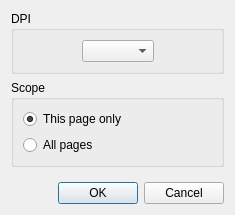
Old version of the form filters/output/ui/OutputChangeDpiDialog.ui in the repository ImageProcessing-ElectronicPublications/scantailor-deviant.
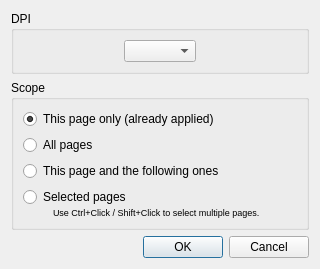
New version of the form.

Commit message: * Options can now be applied to an arbitrary group of pages. * Support building with MS Visual C++

```diff
--- a/filters/output/ui/OutputChangeDpiDialog.ui
+++ b/filters/output/ui/OutputChangeDpiDialog.ui
@@ -1,21 +1,24 @@
 <ui version="4.0" >
  <class>OutputChangeDpiDialog</class>
- <widget class="QDialog" name="OutputChangeDpiDialog" >
-  <property name="geometry" >
+ <widget class="QDialog" name="OutputChangeDpiDialog">
+  <property name="windowModality">
+   <enum>Qt::WindowModal</enum>
+  </property>
+  <property name="geometry">
    <rect>
     <x>0</x>
     <y>0</y>
-    <width>235</width>
-    <height>215</height>
+    <width>320</width>
+    <height>266</height>
    </rect>
   </property>
   <property name="windowTitle" >
    <string>Apply Output Resolution</string>
   </property>
-  <layout class="QVBoxLayout" name="verticalLayout_2" >
+  <layout class="QVBoxLayout" name="verticalLayout">
    <item>
-    <widget class="QGroupBox" name="dpiGroup" >
-     <property name="title" >
+    <widget class="QGroupBox" name="dpiGroup">
+     <property name="title">
       <string>DPI</string>
      </property>
      <layout class="QHBoxLayout" name="horizontalLayout" >
@@ -59,15 +62,15 @@
     </widget>
    </item>
    <item>
-    <widget class="QGroupBox" name="groupBox_2" >
-     <property name="title" >
+    <widget class="QGroupBox" name="groupBox_3">
+     <property name="title">
       <string>Scope</string>
      </property>
-     <layout class="QVBoxLayout" name="verticalLayout" >
+     <layout class="QVBoxLayout" name="verticalLayout_2">
       <item>
-       <widget class="QRadioButton" name="thisPageRB" >
-        <property name="text" >
-         <string>This page only</string>
+       <widget class="QRadioButton" name="thisPageRB">
+        <property name="text">
+         <string>This page only (already applied)</string>
         </property>
         <property name="checked" >
          <bool>true</bool>
@@ -75,31 +78,92 @@
        </widget>
       </item>
       <item>
-       <widget class="QRadioButton" name="allPagesRB" >
-        <property name="text" >
+       <widget class="QRadioButton" name="allPagesRB">
+        <property name="text">
          <string>All pages</string>
         </property>
        </widget>
       </item>
+      <item>
+       <widget class="QRadioButton" name="thisPageAndFollowersRB">
+        <property name="text">
+         <string>This page and the following ones</string>
+        </property>
+       </widget>
+      </item>
+      <item>
+       <widget class="QWidget" name="selectedPagesWidget" native="true">
+        <layout class="QVBoxLayout" name="verticalLayout_3">
+         <property name="spacing">
+          <number>0</number>
+         </property>
+         <property name="margin">
+          <number>0</number>
+         </property>
+         <item>
+          <widget class="QRadioButton" name="selectedPagesRB">
+           <property name="text">
+            <string>Selected pages</string>
+           </property>
+          </widget>
+         </item>
+         <item>
+          <layout class="QHBoxLayout" name="horizontalLayout_2">
+           <property name="spacing">
+            <number>0</number>
+           </property>
+           <item>
+            <spacer name="horizontalSpacer_5">
+             <property name="orientation">
+              <enum>Qt::Horizontal</enum>
+             </property>
+             <property name="sizeType">
+              <enum>QSizePolicy::Fixed</enum>
+             </property>
+             <property name="sizeHint" stdset="0">
+              <size>
+               <width>30</width>
+               <height>0</height>
+              </size>
+             </property>
+            </spacer>
+           </item>
+           <item>
+            <widget class="QLabel" name="selectedPagesHint">
+             <property name="font">
+              <font>
+               <pointsize>7</pointsize>
+              </font>
+             </property>
+             <property name="text">
+              <string>Use Ctrl+Click / Shift+Click to select multiple pages.</string>
+             </property>
+            </widget>
+           </item>
+          </layout>
+         </item>
+        </layout>
+       </widget>
+      </item>
      </layout>
     </widget>
    </item>
    <item>
-    <spacer name="verticalSpacer" >
-     <property name="orientation" >
+    <spacer name="verticalSpacer">
+     <property name="orientation">
       <enum>Qt::Vertical</enum>
      </property>
-     <property name="sizeHint" stdset="0" >
+     <property name="sizeHint" stdset="0">
       <size>
        <width>20</width>
-       <height>1</height>
+       <height>0</height>
       </size>
      </property>
     </spacer>
    </item>
    <item>
-    <widget class="QDialogButtonBox" name="buttonBox" >
-     <property name="orientation" >
+    <widget class="QDialogButtonBox" name="buttonBox">
+     <property name="orientation">
       <enum>Qt::Horizontal</enum>
      </property>
      <property name="standardButtons" >
```
Left out of the diff: 33 changed lines with no effect on the pictures. The commit also changes 64 other files.
